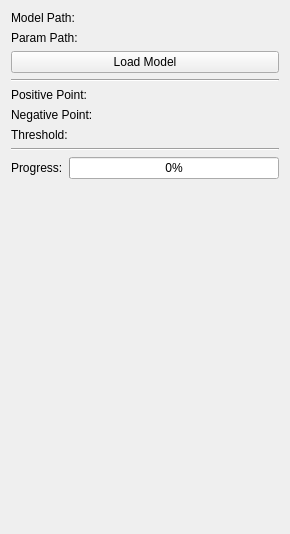
PaddleCV-SIG/SlicerEISegMed3D, file EIMedSeg3D/Resources/UI/EIMedSeg3D.ui: the form before one commit.
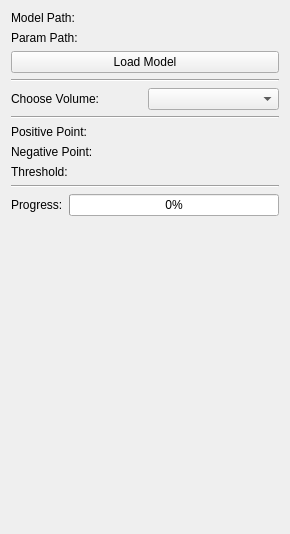
The form after the commit. Custom widgets are drawn as their Qt base class.

Commit message: feat(choose volume): ui

```diff
--- a/EIMedSeg3D/Resources/UI/EIMedSeg3D.ui
+++ b/EIMedSeg3D/Resources/UI/EIMedSeg3D.ui
@@ -49,6 +49,27 @@
      </property>
     </widget>
    </item>
+   <item>
+    <layout class="QHBoxLayout" name="chooseVolumeLayout">
+     <item>
+      <widget class="QLabel" name="chooseVolumeLabel">
+       <property name="text">
+        <string>Choose Volume:</string>
+       </property>
+      </widget>
+     </item>
+     <item>
+      <widget class="QComboBox" name="chooseVolumeBox"/>
+     </item>
+    </layout>
+   </item>
+   <item>
+    <widget class="Line" name="line_3">
+     <property name="orientation">
+      <enum>Qt::Horizontal</enum>
+     </property>
+    </widget>
+   </item>
    <item>
     <layout class="QHBoxLayout" name="positiveLayout">
      <item>
```
